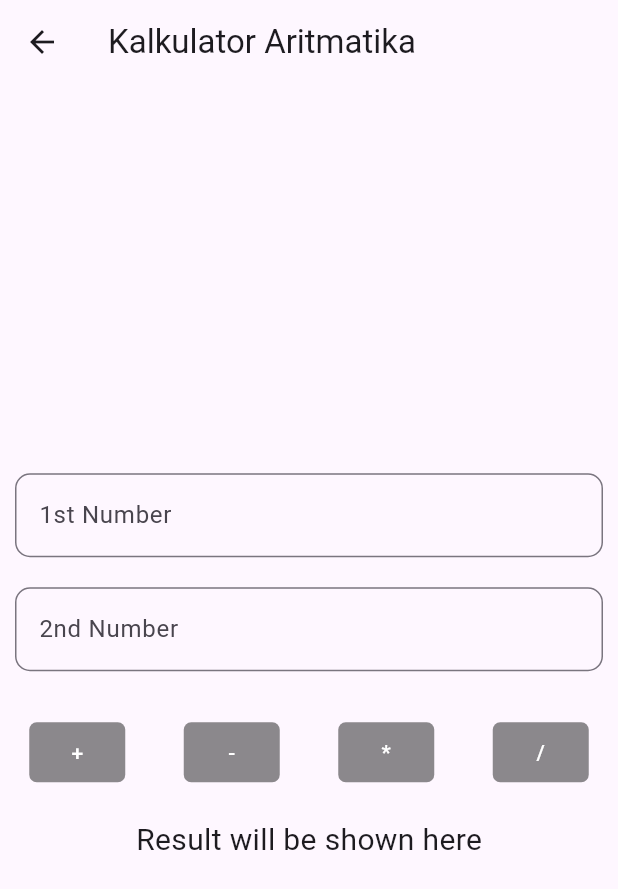
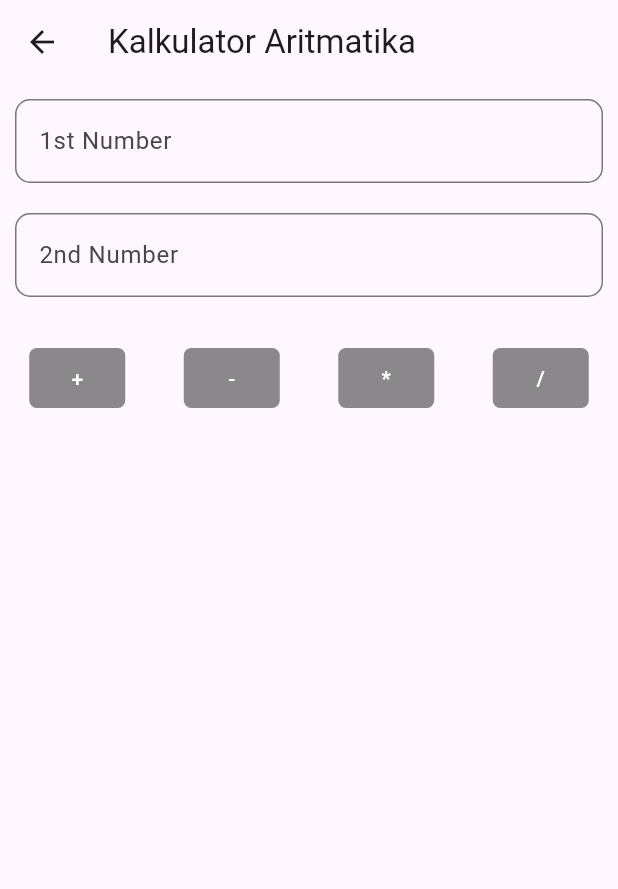
Before and after one commit to M2NVMe/cubitflutter, a Flutter app: the Uiaritmatik screen opened directly, on a phone screen of 412 x 824 dp. Shown: the top 889 px of the screen. Run offline on Flutter 3.47's test engine with Material 3 defaults, Android fonts, the phone set to English and light mode, and no system bars; our stand-ins replace bloc, flutter_bloc.

Commit message:
[BBW] FIX/ADD

```diff
--- a/lib/Aritmetika/AritmatikCubit.dart
+++ b/lib/Aritmetika/AritmatikCubit.dart
@@ -1,10 +1,11 @@
 import 'package:bloc/bloc.dart';
 
-class Aritmatikcubit extends Cubit<String> {
+class AritmatikCubit extends Cubit<String> {
   //TODO: Mikir caranya jelasin ke pak aji
   //TODO: Selesain sisanya, literally masi WIP :skull:
-  Aritmatikcubit()  : super('');
-  void setoperator(String firstNumber, String secondNumber, String operator) {
+  AritmatikCubit()  : super('');
+
+  void setOperator(String firstNumber, String secondNumber, String operator) {
     double num1 = double.tryParse(firstNumber) ?? 0;
     double num2 = double.tryParse(secondNumber) ?? 0;
     double result;
@@ -27,6 +28,7 @@ class Aritmatikcubit extends Cubit<String> {
     }
 
     emit(result.toString());
+    print(result);
   }
 }
 //allahuakbar ternyata pake switch case bisa dong :bruh:
--- a/lib/Aritmetika/uiaritmatik.dart
+++ b/lib/Aritmetika/uiaritmatik.dart
@@ -16,7 +16,6 @@ class Uiaritmatik extends StatelessWidget {
       appBar: AppBar(title: Text("Kalkulator Aritmatika")),
       body: Column(
         children: [
-          Expanded(child: Container()),
           myTextField(
             hintText: "1st Number",
             isObscure: false,
@@ -42,7 +41,7 @@ class Uiaritmatik extends StatelessWidget {
                 elevation: 0,
                 textButton: "+",
                 onPressed: () {
-                  context.read<Aritmatikcubit>().setoperator(
+                  context.read<AritmatikCubit>().setOperator(
                     firstNumberController.text,
                     secondNumberController.text,
                     "+",
@@ -56,7 +55,7 @@ class Uiaritmatik extends StatelessWidget {
                 elevation: 0,
                 textButton: "-",
                 onPressed: () {
-                  context.read<Aritmatikcubit>().setoperator(
+                  context.read<AritmatikCubit>().setOperator(
                     firstNumberController.text,
                     secondNumberController.text,
                     "-",
@@ -70,7 +69,7 @@ class Uiaritmatik extends StatelessWidget {
                 elevation: 0,
                 textButton: "*",
                 onPressed: () {
-                  context.read<Aritmatikcubit>().setoperator(
+                  context.read<AritmatikCubit>().setOperator(
                     firstNumberController.text,
                     secondNumberController.text,
                     "*",
@@ -84,7 +83,7 @@ class Uiaritmatik extends StatelessWidget {
                 elevation: 0,
                 textButton: "/",
                 onPressed: () {
-                  context.read<Aritmatikcubit>().setoperator(
+                  context.read<AritmatikCubit>().setOperator(
                     firstNumberController.text,
                     secondNumberController.text,
                     "/",
@@ -93,16 +92,6 @@ class Uiaritmatik extends StatelessWidget {
               ),
             ],
           ),
-          SizedBox(height: 20),
-          BlocBuilder<Aritmatikcubit, String>(
-            builder: (context, result) {
-              return Text(
-                result.isEmpty ? "Result will be shown here" : result,
-                style: TextStyle(fontSize: 20),
-              );
-            },
-          ),
-          Expanded(child: Container()),
         ],
       ),
     );
--- a/lib/Utama.dart
+++ b/lib/Utama.dart
@@ -2,6 +2,7 @@ import 'dart:ui';
 
 import 'package:cubitflutter/Aritmetika/uiaritmatik.dart';
 import 'package:cubitflutter/Reusables/myButton.dart';
+import 'package:cubitflutter/bagun_datar/bangundatar.dart';
 import 'package:flutter/material.dart';
 
 class mainPage extends StatefulWidget {
@@ -16,6 +17,9 @@ class _mainPageState extends State<mainPage> {
 
   void _navigateToAritmatik(BuildContext context) {
     Navigator.of(context).push(MaterialPageRoute(builder: (context) => Uiaritmatik()));
+  }
+  void _navigateToDatar(BuildContext context) {
+    Navigator.of(context).push(MaterialPageRoute(builder: (context) => MainPage()));
   }
 
   @override
@@ -35,7 +39,7 @@ class _mainPageState extends State<mainPage> {
           ),
           Container(
             margin: EdgeInsets.all(5),
-            child: myButton(backgroundColor: Colors.black45, textColor: Colors.white, radius: 5,elevation: 0, textButton: "Keliling bangun datar" ,onPressed: () {},),
+            child: myButton(backgroundColor: Colors.black45, textColor: Colors.white, radius: 5,elevation: 0, textButton: "Keliling bangun datar" ,onPressed: () {_navigateToDatar(context);},),
           ),
           Container(
             margin: EdgeInsets.all(5),
```
